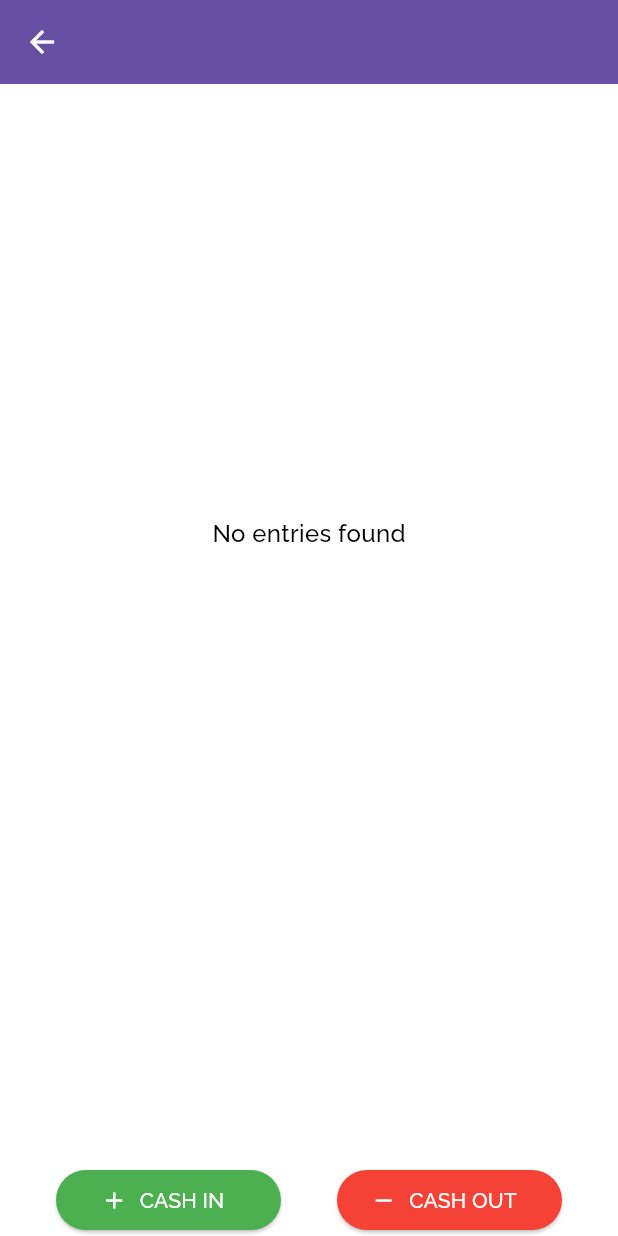
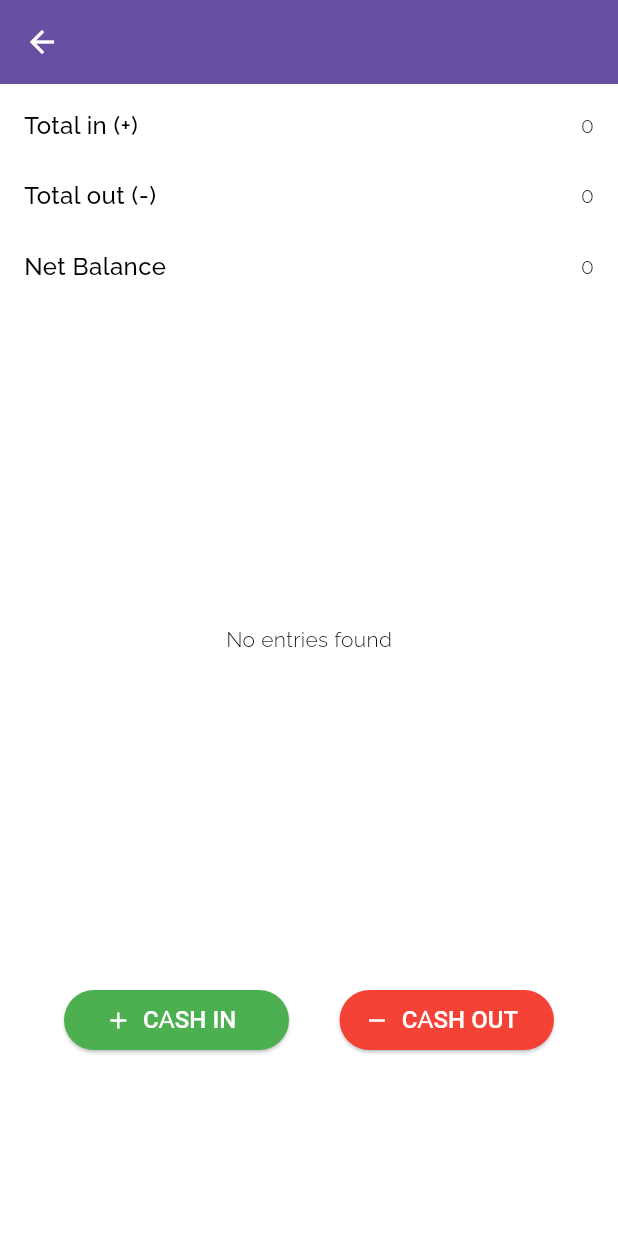
Before and after one commit to Aravindh1505/ExpanseTracker, a Flutter app: the EntriesScreen screen opened directly with empty values, on a phone screen of 412 x 824 dp. Run offline on Flutter 3.47's test engine with Material 2 defaults, Android fonts, the phone set to English and light mode, and no system bars; our stand-ins replace cloud_firestore, firebase_auth, firebase_core, fluttertoast, google_fonts, pinput; accounts and stored records are empty; network calls fail.

```diff
--- a/lib/model/entries.dart
+++ b/lib/model/entries.dart
@@ -1,5 +1,6 @@
 class Entries {
   final String id;
+  final String bookId;
   final String type;
   final String bookName;
   final String amount;
@@ -11,6 +12,7 @@ class Entries {
 
   Entries({
     required this.id,
+    required this.bookId,
     required this.type,
     required this.bookName,
     required this.amount,
--- /dev/null
+++ b/lib/model/expense.dart
@@ -0,0 +1,11 @@
+class Expense {
+  final int cashIn;
+  final int cashOut;
+  final int total;
+
+  Expense({
+    required this.cashIn,
+    required this.cashOut,
+    required this.total,
+  });
+}
--- a/lib/provider/categories_provider.dart
+++ b/lib/provider/categories_provider.dart
@@ -18,11 +18,11 @@ class CategoriesProvider with ChangeNotifier, BaseScreen {
   String get selectedCategory => _selectedCategory;
 
   List<Categories> get suggestedCategories {
-    return _categoriesList.where((categories) => categories.type == Constants.DEFAULT).toList();
+    return _categoriesList.where((categories) => categories.type == Constants.DEFAULT).toList().reversed.toList();
   }
 
   List<Categories> get userCategories {
-    return _categoriesList.where((categories) => categories.type == Constants.USER).toList();
+    return _categoriesList.where((categories) => categories.type == Constants.USER).toList().reversed.toList();
   }
 
   Future<void> getCategories() async {
@@ -66,7 +66,7 @@ class CategoriesProvider with ChangeNotifier, BaseScreen {
       'sequence': 0,
       'is_active': true,
       'platform': getPlatform(),
-      'createdAt': DateTime.now().toString(),
+      'timestamp': DateTime.now().toString(),
     });
 
     var category = Categories(
--- a/lib/screens/entries_screen.dart
+++ b/lib/screens/entries_screen.dart
@@ -26,6 +26,7 @@ class _EntriesScreenState extends State<EntriesScreen> {
     WidgetsBinding.instance.addPostFrameCallback((_) {
       Book book = ModalRoute.of(context)?.settings.arguments as Book;
       var entriesProvider = Provider.of<EntriesProvider>(context, listen: false);
+      entriesProvider.resetExpense();
       entriesProvider.fetchEntries(book);
     });
     super.initState();
@@ -47,20 +48,40 @@ class _EntriesScreenState extends State<EntriesScreen> {
     return Scaffold(
       appBar: CustomAppBar(context: context, title: book.bookName),
       body: SafeArea(
-        child: Column(
-          children: [
-            SizedBox(
-              height: 600,
-              width: double.infinity,
-              child: Consumer<EntriesProvider>(
-                builder: (ctx, entries, child) =>
-                    entries.isLoading ? const CustomProgress() : EntriesItem(entries.list),
-              ),
+        child: Container(
+          margin: const EdgeInsets.all(2.0),
+          padding: const EdgeInsets.all(2.0),
+          child: Consumer<EntriesProvider>(
+            builder: (ctx, entries, child) => Column(
+              children: [
+                buildTopSection('Total in (+)', entries.expense?.cashIn.toString()),
+                buildTopSection('Total out (-)', entries.expense?.cashOut.toString()),
+                buildTopSection('Net Balance', entries.expense?.total.toString()),
+                SizedBox(
+                  height: 450,
+                  width: double.infinity,
+                  child: entries.isLoading ? const CustomProgress() : EntriesItem(entries.list),
+                ),
+                EntriesBottomButton(cashInAndOut, book),
+              ],
             ),
-            EntriesBottomButton(cashInAndOut, book),
-          ],
+          ),
         ),
       ),
     );
   }
+
+  Widget buildTopSection(String title, String? amount) {
+    return Container(
+      margin: const EdgeInsets.all(10.0),
+      padding: const EdgeInsets.all(2.0),
+      child: Row(
+        mainAxisAlignment: MainAxisAlignment.spaceBetween,
+        children: [
+          TitleText(title),
+          ParagraphText(amount ?? '0'),
+        ],
+      ),
+    );
+  }
 }
--- a/lib/widgets/custom_widgets.dart
+++ b/lib/widgets/custom_widgets.dart
@@ -25,16 +25,18 @@ class CustomSizedBox extends StatelessWidget {
   }
 }
 
-class Heading extends StatelessWidget {
+class HeadingText extends StatelessWidget {
   final String? text;
+  final Color textColor;
 
-  const Heading(this.text, {super.key});
+  const HeadingText(this.text, {super.key, this.textColor = Colors.black});
 
   @override
   Widget build(BuildContext context) {
     return Text(
       text!,
-      style: const TextStyle(
+      style: TextStyle(
+        color: textColor,
         fontSize: 20.0,
         fontWeight: FontWeight.w700,
       ),
@@ -42,16 +44,18 @@ class Heading extends StatelessWidget {
   }
 }
 
-class TitleMedium extends StatelessWidget {
+class TitleText extends StatelessWidget {
   final String? text;
+  final Color textColor;
 
-  const TitleMedium(this.text, {super.key});
+  const TitleText(this.text, {super.key, this.textColor = Colors.black});
 
   @override
   Widget build(BuildContext context) {
     return Text(
       text!,
-      style: const TextStyle(
+      style: TextStyle(
+        color: textColor,
         fontSize: 16.0,
         fontWeight: FontWeight.w500,
       ),
@@ -59,12 +63,33 @@ class TitleMedium extends StatelessWidget {
   }
 }
 
-class Paragraph extends StatelessWidget {
+class ParagraphText extends StatelessWidget {
+  final String? text;
+  final TextAlign textAlign;
+  final Color textColor;
+
+  const ParagraphText(this.text, {super.key, this.textAlign = TextAlign.start, this.textColor = Colors.black});
+
+  @override
+  Widget build(BuildContext context) {
+    return Text(
+      text.toString(),
+      style: TextStyle(
+        color: textColor,
+        fontSize: 14.0,
+        fontWeight: FontWeight.w300,
+      ),
+      textAlign: textAlign,
+    );
+  }
+}
+
+class LabelText extends StatelessWidget {
   final String text;
   final TextAlign textAlign;
   final Color textColor;
 
-  const Paragraph(this.text, {this.textAlign = TextAlign.start, this.textColor = Colors.black});
+  const LabelText(this.text, {super.key, this.textAlign = TextAlign.start, this.textColor = Colors.black});
 
   @override
   Widget build(BuildContext context) {
@@ -72,8 +97,8 @@ class Paragraph extends StatelessWidget {
       text,
       style: TextStyle(
         color: textColor,
-        fontSize: 16.0,
-        fontWeight: FontWeight.w500,
+        fontSize: 12.0,
+        fontWeight: FontWeight.w200,
       ),
       textAlign: textAlign,
     );
@@ -98,7 +123,7 @@ void customBottomSheet(BottomSheetValues bottomSheet) {
                     },
                   ),
                   const CustomSizedBox(height: 0, width: 20),
-                  Heading(bottomSheet.heading),
+                  HeadingText(bottomSheet.heading),
                 ],
               ),
             ),
--- a/lib/widgets/entries_bottom_button.dart
+++ b/lib/widgets/entries_bottom_button.dart
@@ -11,7 +11,9 @@ class EntriesBottomButton extends StatelessWidget {
 
   @override
   Widget build(BuildContext context) {
-    return Expanded(
+    return Padding(
+      padding: const EdgeInsets.all(5.0),
+      child: Expanded(
         child: Align(
           alignment: Alignment.bottomCenter,
           child: Row(
@@ -23,6 +25,10 @@ class EntriesBottomButton extends StatelessWidget {
                   backgroundColor: Colors.green,
                   foregroundColor: Colors.white,
                   fixedSize: const Size(150, 30),
+                  textStyle: const TextStyle(
+                    fontSize: 16.0,
+                    fontWeight: FontWeight.w500,
+                  ),
                 ),
                 onPressed: () => cashInAndOut(context, CashType.CASH_IN, book),
                 icon: const Icon(Icons.add),
@@ -32,8 +38,10 @@ class EntriesBottomButton extends StatelessWidget {
                 style: ElevatedButton.styleFrom(
                   backgroundColor: Colors.red,
                   foregroundColor: Colors.white,
-                fixedSize: const Size(150, 30),
-                textStyle: Theme.of(context).textTheme.titleSmall,
+                  textStyle: const TextStyle(
+                    fontSize: 16.0,
+                    fontWeight: FontWeight.w500,
+                  ),
                 ),
                 onPressed: () => cashInAndOut(context, CashType.CASH_OUT, book),
                 icon: const Icon(Icons.remove),
@@ -42,6 +50,7 @@ class EntriesBottomButton extends StatelessWidget {
             ],
           ),
         ),
+      ),
     );
   }
 }
--- a/lib/widgets/entries_item.dart
+++ b/lib/widgets/entries_item.dart
@@ -1,20 +1,23 @@
+import 'package:expanse_tracker/model/cash_type.dart';
 import 'package:flutter/material.dart';
 
 import '../model/entries.dart';
+import '../screens/base_screen.dart';
 import 'custom_widgets.dart';
 
-class EntriesItem extends StatelessWidget {
+class EntriesItem extends StatelessWidget with BaseScreen {
   final List<Entries?>? entries;
 
-  const EntriesItem(this.entries, {super.key});
+  EntriesItem(this.entries, {super.key});
 
   @override
   Widget build(BuildContext context) {
-    return entries?.length == 0
-        ? const Center(
-            child: Paragraph('No entries found'),
-          )
-        : ListView.builder(
+    if (entries?.length == 0) {
+      return const Center(
+        child: ParagraphText('No entries found'),
+      );
+    } else {
+      return ListView.builder(
         itemBuilder: (ctx, index) => SizedBox(
           height: 120,
           child: Card(
@@ -24,27 +27,32 @@ class EntriesItem extends StatelessWidget {
               padding: const EdgeInsets.all(5.0),
               child: Column(
                 mainAxisAlignment: MainAxisAlignment.spaceEvenly,
+                crossAxisAlignment: CrossAxisAlignment.start,
                 children: [
                   Row(
                     mainAxisAlignment: MainAxisAlignment.spaceBetween,
                     children: [
-                          Heading(entries?[index]?.remark),
-                          TitleMedium(entries?[index]?.amount),
+                      HeadingText(entries?[index]?.remark),
+                      TitleText(
+                        'Rs. ${entries?[index]?.amount}',
+                        textColor: entries?[index]?.type == CashType.CASH_IN.name ? Colors.green : Colors.red,
+                      ),
                     ],
                   ),
                   const CustomSizedBox(
                     height: 10,
                   ),
                   Row(
-                        mainAxisAlignment: MainAxisAlignment.start,
+                    mainAxisAlignment: MainAxisAlignment.spaceBetween,
+                    crossAxisAlignment: CrossAxisAlignment.end,
                     children: [
                       _buildLabel(entries?[index]?.category, const Color.fromARGB(100, 235, 203, 174)),
-                          const CustomSizedBox(height: 0, width: 20),
+                      const CustomSizedBox(height: 0, width: 15),
                       _buildLabel(entries?[index]?.paymentMode, const Color.fromARGB(100, 200, 238, 217)),
-                          const CustomSizedBox(height: 0, width: 10),
-                          //Paragraph(getFormattedDate(_entriesList[index].date)),
+                      const Spacer(),
+                      LabelText(getFormattedDate(entries?[index]?.date), textColor: Colors.black54),
                     ],
-                      )
+                  ),
                 ],
               ),
             ),
@@ -54,15 +62,18 @@ class EntriesItem extends StatelessWidget {
       );
     }
   }
+}
 
-Container _buildLabel(String? label, Color color) {
-  return Container(
-    padding: const EdgeInsets.all(5.0),
+Widget _buildLabel(String? label, Color color) {
+  return label == null || label.isEmpty
+      ? const Text('')
+      : Container(
+          padding: const EdgeInsets.all(3.0),
           decoration: BoxDecoration(
             color: color,
             border: Border.all(width: 0.5),
             borderRadius: BorderRadius.circular(5.0),
           ),
-    child: label != null ? Text(label) : const Text(''),
+          child: label != null ? LabelText(label) : const Text(''),
         );
 }
--- a/pubspec.yaml
+++ b/pubspec.yaml
@@ -20,6 +20,7 @@ dependencies:
   provider: ^6.0.5
   fluttertoast: ^8.1.3
 
+
 dev_dependencies:
   flutter_test:
     sdk: flutter
@@ -31,4 +32,6 @@ flutter:
   uses-material-design: true
 
   assets:
-    - assets/images/
+    - assets/images/compass.png
+    - assets/images/expense.png
+    - assets/images/smartphone.png
```
Also changed, not shown: lib/provider/books_provider.dart (+12 -0 lines), lib/provider/entries_provider.dart (+63 -12 lines), lib/screens/base_screen.dart (+8 -4 lines), lib/screens/categories_screen.dart (+12 -7 lines), lib/screens/entries_form_screen.dart (+12 -15 lines), lib/screens/login_screen.dart (+10 -4 lines), lib/screens/otp_verification.dart (+5 -3 lines), lib/screens/payment_mode_screen.dart (+5 -3 lines), lib/widgets/book_item.dart (+7 -6 lines), assets/images/compass.png (added), assets/images/expense.png (added), 55 other files. Lines whose indentation alone changed are shown as unchanged.
